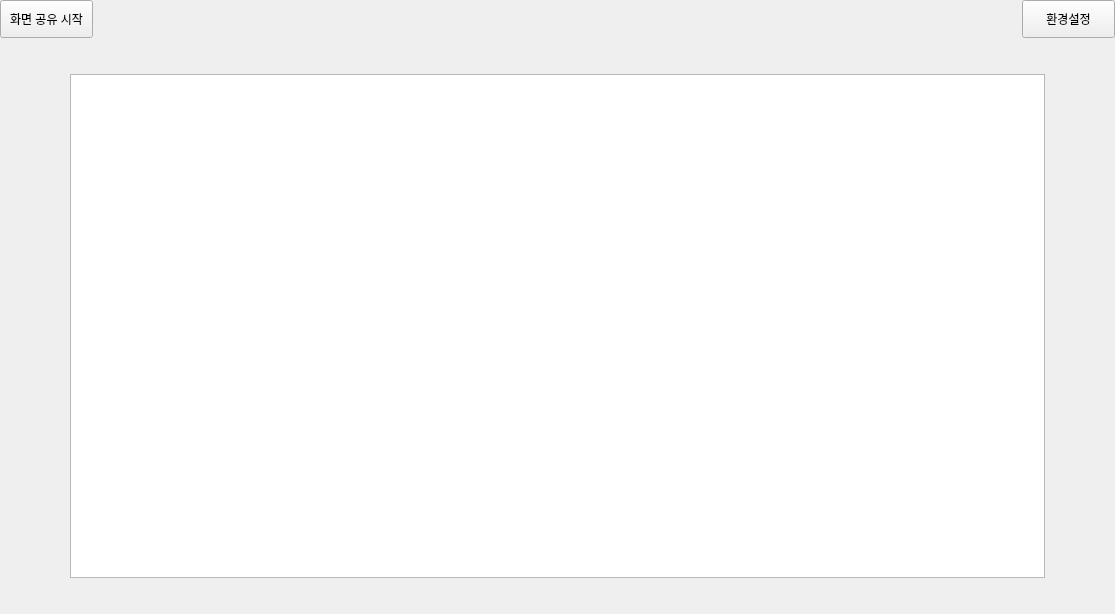
The window that Server/ui/command_center.ui (HYLogs/CapstoneDesign) describes before a commit, drawn with Qt 5.
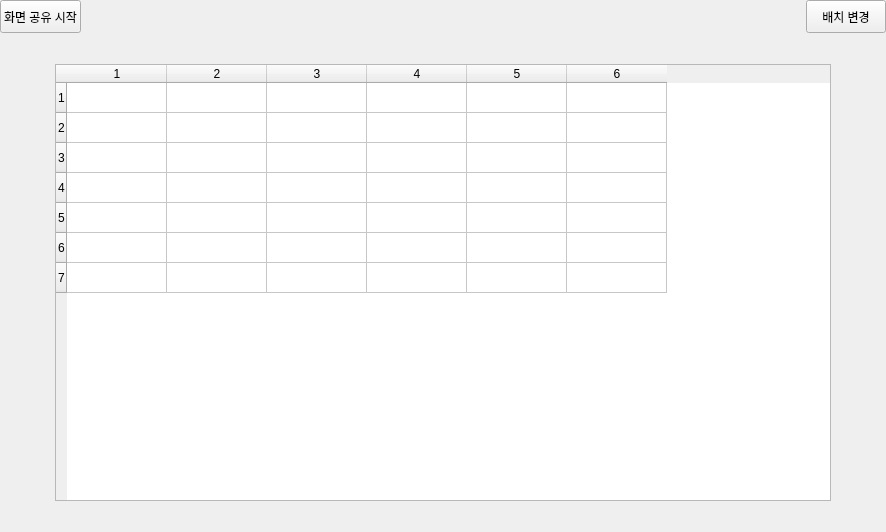
The same window after the commit.

Commit message: 페이지 설정 페이지 구현

```diff
--- a/Server/ui/command_center.ui
+++ b/Server/ui/command_center.ui
@@ -6,8 +6,8 @@
    <rect>
     <x>0</x>
     <y>0</y>
-    <width>1115</width>
-    <height>614</height>
+    <width>886</width>
+    <height>532</height>
    </rect>
   </property>
   <property name="windowTitle">
@@ -71,7 +71,7 @@
           </sizepolicy>
          </property>
          <property name="text">
-          <string>환경설정</string>
+          <string>배치 변경</string>
          </property>
         </widget>
        </item>
@@ -108,7 +108,84 @@
           </spacer>
          </item>
          <item>
-          <widget class="QTableWidget" name="student_table"/>
+          <widget class="QTableWidget" name="studentTable">
+           <property name="contextMenuPolicy">
+            <enum>Qt::ActionsContextMenu</enum>
+           </property>
+           <property name="frameShape">
+            <enum>QFrame::StyledPanel</enum>
+           </property>
+           <property name="frameShadow">
+            <enum>QFrame::Sunken</enum>
+           </property>
+           <property name="verticalScrollBarPolicy">
+            <enum>Qt::ScrollBarAlwaysOff</enum>
+           </property>
+           <property name="horizontalScrollBarPolicy">
+            <enum>Qt::ScrollBarAlwaysOff</enum>
+           </property>
+           <property name="sizeAdjustPolicy">
+            <enum>QAbstractScrollArea::AdjustIgnored</enum>
+           </property>
+           <property name="autoScroll">
+            <bool>false</bool>
+           </property>
+           <property name="editTriggers">
+            <set>QAbstractItemView::NoEditTriggers</set>
+           </property>
+           <property name="tabKeyNavigation">
+            <bool>false</bool>
+           </property>
+           <property name="dragEnabled">
+            <bool>true</bool>
+           </property>
+           <property name="dragDropOverwriteMode">
+            <bool>false</bool>
+           </property>
+           <property name="dragDropMode">
+            <enum>QAbstractItemView::InternalMove</enum>
+           </property>
+           <property name="defaultDropAction">
+            <enum>Qt::TargetMoveAction</enum>
+           </property>
+           <property name="textElideMode">
+            <enum>Qt::ElideMiddle</enum>
+           </property>
+           <property name="showGrid">
+            <bool>true</bool>
+           </property>
+           <property name="rowCount">
+            <number>7</number>
+           </property>
+           <property name="columnCount">
+            <number>6</number>
+           </property>
+           <attribute name="horizontalHeaderVisible">
+            <bool>true</bool>
+           </attribute>
+           <attribute name="horizontalHeaderCascadingSectionResizes">
+            <bool>false</bool>
+           </attribute>
+           <attribute name="horizontalHeaderShowSortIndicator" stdset="0">
+            <bool>false</bool>
+           </attribute>
+           <attribute name="horizontalHeaderStretchLastSection">
+            <bool>false</bool>
+           </attribute>
+           <row/>
+           <row/>
+           <row/>
+           <row/>
+           <row/>
+           <row/>
+           <row/>
+           <column/>
+           <column/>
+           <column/>
+           <column/>
+           <column/>
+           <column/>
+          </widget>
          </item>
          <item>
           <spacer name="verticalSpacer_2">
```
Left out of the diff: 6 changed lines with no effect on the pictures. The commit also changes 13 other files.
